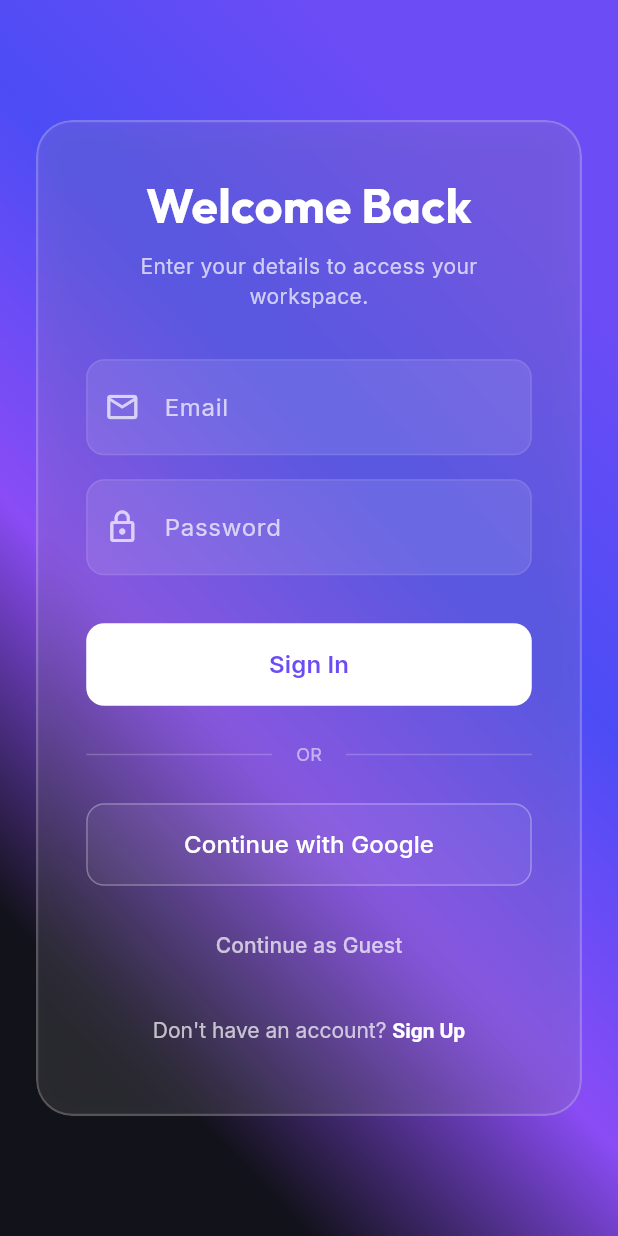
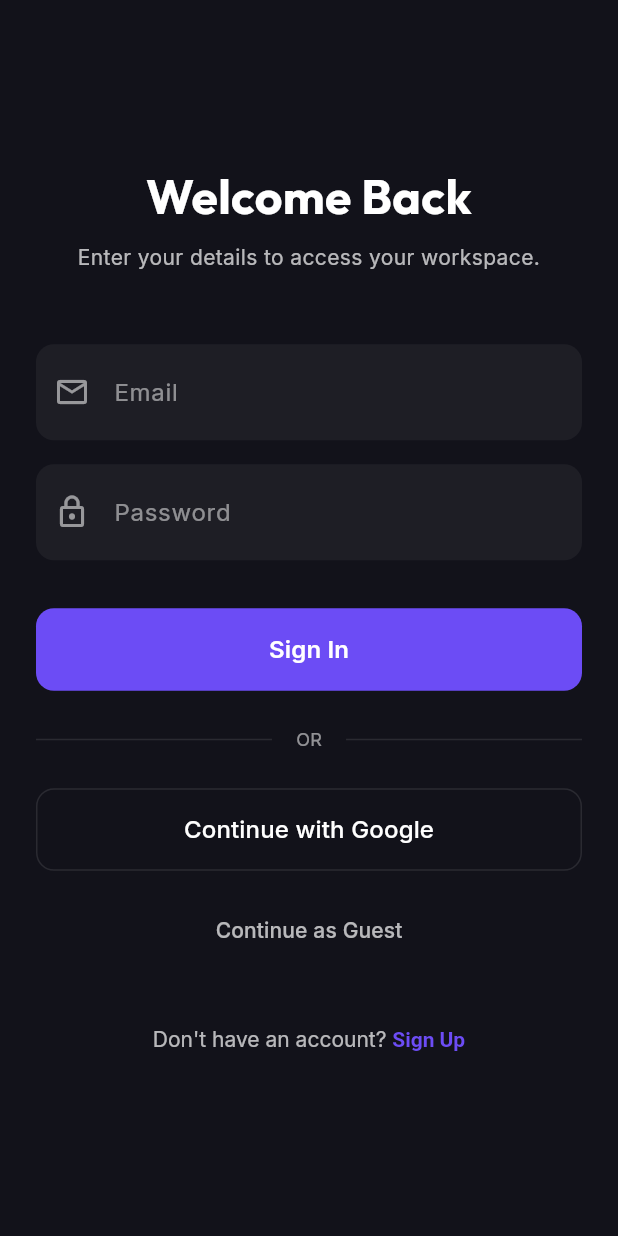
Before and after one commit to sangheonkimme/simple_note_app, a Flutter app: the AuthScreen screen opened directly, after a tap on "Continue with Google", on a phone screen of 412 x 824 dp. Run offline on Flutter 3.47's test engine with Material 3 defaults, Android fonts, the phone set to English and light mode, and no system bars; our stand-ins replace firebase_analytics, firebase_core, firebase_crashlytics, flutter_native_splash, flutter_riverpod, flutter_secure_storage and 6 more; accounts and stored records are empty; generated files the repository leaves out were written again.

Commit message:
feat : 첫 화면 오프라인으로 시작

```diff
--- a/lib/main.dart
+++ b/lib/main.dart
@@ -12,7 +12,6 @@ import 'package:novita/src/features/common/presentation/app_theme.dart';
 import 'package:novita/src/features/scaffold/main_scaffold.dart';
 import 'package:firebase_crashlytics/firebase_crashlytics.dart';
 import 'package:novita/src/features/auth/data/auth_provider.dart';
-import 'package:novita/src/features/auth/presentation/auth_screen.dart';
 
 Future<void> main() async {
   WidgetsBinding widgetsBinding = WidgetsFlutterBinding.ensureInitialized();
@@ -66,11 +65,7 @@ class MyApp extends ConsumerWidget {
       theme: AppTheme.light(),
       darkTheme: AppTheme.dark(),
       themeMode: ThemeMode.system,
-      home: authState.when(
-        data: (isLoggedIn) => isLoggedIn ? const MainScaffold() : const AuthScreen(),
-        error: (err, stack) => const AuthScreen(), // Fallback to auth screen on error
-        loading: () => const SizedBox.shrink(), // Keep splash screen or show loader
-      ),
+      home: const MainScaffold(),
     );
   }
 }
--- a/lib/src/features/auth/data/auth_provider.dart
+++ b/lib/src/features/auth/data/auth_provider.dart
@@ -1,15 +1,16 @@
 import 'package:flutter_riverpod/flutter_riverpod.dart';
 import 'package:novita/src/features/auth/data/auth_repository.dart';
+import 'package:novita/src/features/auth/domain/user_model.dart';
 
 final authRepositoryProvider = Provider<AuthRepository>((ref) {
   return MockAuthRepository();
 });
 
-final authStateProvider = StateNotifierProvider<AuthController, AsyncValue<bool>>((ref) {
+final authStateProvider = StateNotifierProvider<AuthController, AsyncValue<User?>>((ref) {
   return AuthController(ref.watch(authRepositoryProvider));
 });
 
-class AuthController extends StateNotifier<AsyncValue<bool>> {
+class AuthController extends StateNotifier<AsyncValue<User?>> {
   final AuthRepository _repository;
 
   AuthController(this._repository) : super(const AsyncValue.loading()) {
@@ -19,8 +20,8 @@ class AuthController extends StateNotifier<AsyncValue<bool>> {
   Future<void> checkAuth() async {
     state = const AsyncValue.loading();
     try {
-      final isLoggedIn = await _repository.checkAuth();
-      state = AsyncValue.data(isLoggedIn);
+      final user = await _repository.checkAuth();
+      state = AsyncValue.data(user);
     } catch (e, st) {
       state = AsyncValue.error(e, st);
     }
@@ -30,7 +31,7 @@ class AuthController extends StateNotifier<AsyncValue<bool>> {
     state = const AsyncValue.loading();
     try {
       await _repository.login(email, password);
-      state = const AsyncValue.data(true);
+      await checkAuth();
     } catch (e, st) {
       state = AsyncValue.error(e, st);
     }
@@ -40,7 +41,7 @@ class AuthController extends StateNotifier<AsyncValue<bool>> {
     state = const AsyncValue.loading();
     try {
       await _repository.register(email, password, nickname);
-      state = const AsyncValue.data(true);
+      await checkAuth();
     } catch (e, st) {
       state = AsyncValue.error(e, st);
     }
@@ -50,9 +51,7 @@ class AuthController extends StateNotifier<AsyncValue<bool>> {
     state = const AsyncValue.loading();
     try {
       await _repository.googleLogin();
-      // Check auth again to verify token was saved
-      final isLoggedIn = await _repository.checkAuth();
-      state = AsyncValue.data(isLoggedIn);
+      await checkAuth();
     } catch (e, st) {
       state = AsyncValue.error(e, st);
     }
@@ -62,7 +61,7 @@ class AuthController extends StateNotifier<AsyncValue<bool>> {
     state = const AsyncValue.loading();
     try {
       await _repository.logout();
-      state = const AsyncValue.data(false);
+      state = const AsyncValue.data(null);
     } catch (e, st) {
       state = AsyncValue.error(e, st);
     }
@@ -72,7 +71,10 @@ class AuthController extends StateNotifier<AsyncValue<bool>> {
     state = const AsyncValue.loading();
     try {
       await _repository.loginAsGuest();
-      state = const AsyncValue.data(true);
+      // Guest is treated as null user for now, or we can create a guest user object
+      // If we want to navigate to Home, we just need to stop loading.
+      // But since Home is always visible, this just updates the state.
+      state = const AsyncValue.data(null);
     } catch (e, st) {
       state = AsyncValue.error(e, st);
     }
--- a/lib/src/features/auth/data/auth_repository.dart
+++ b/lib/src/features/auth/data/auth_repository.dart
@@ -1,12 +1,14 @@
+import 'dart:convert';
 import 'package:flutter_secure_storage/flutter_secure_storage.dart';
 import 'package:google_sign_in/google_sign_in.dart';
+import 'package:novita/src/features/auth/domain/user_model.dart';
 
 abstract class AuthRepository {
   Future<void> login(String email, String password);
   Future<void> register(String email, String password, String nickname);
   Future<void> googleLogin();
   Future<void> logout();
-  Future<bool> checkAuth();
+  Future<User?> checkAuth();
   Future<void> loginAsGuest();
   Future<bool> isGuest();
 }
@@ -18,15 +20,25 @@ class MockAuthRepository implements AuthRepository {
   @override
   Future<void> login(String email, String password) async {
     await Future.delayed(const Duration(seconds: 1)); // Simulate network delay
-    // Mock success
-    await _storage.write(key: 'access_token', value: 'mock_token');
+    // Mock success - Create a mock user
+    final user = User(
+      id: 'mock_user_id',
+      email: email,
+      displayName: 'Mock User',
+    );
+    await _saveUser(user);
   }
 
   @override
   Future<void> register(String email, String password, String nickname) async {
     await Future.delayed(const Duration(seconds: 1));
     // Mock success
-    await _storage.write(key: 'access_token', value: 'mock_token');
+    final user = User(
+      id: 'mock_user_id',
+      email: email,
+      displayName: nickname,
+    );
+    await _saveUser(user);
   }
 
   @override
@@ -38,8 +50,14 @@ class MockAuthRepository implements AuthRepository {
       // In real app: Get auth headers and send to backend
       // final GoogleSignInAuthentication googleAuth = await googleUser.authentication;
 
-      await Future.delayed(const Duration(seconds: 1));
-      await _storage.write(key: 'access_token', value: 'mock_google_token');
+      final user = User(
+        id: googleUser.id,
+        email: googleUser.email,
+        displayName: googleUser.displayName,
+        photoURL: googleUser.photoUrl,
+      );
+
+      await _saveUser(user);
     } catch (error) {
       rethrow;
     }
@@ -47,14 +65,21 @@ class MockAuthRepository implements AuthRepository {
 
   @override
   Future<void> logout() async {
-    await _storage.delete(key: 'access_token');
+    await _storage.delete(key: 'user_data');
     await _googleSignIn.signOut();
   }
 
   @override
-  Future<bool> checkAuth() async {
-    final token = await _storage.read(key: 'access_token');
-    return token != null;
+  Future<User?> checkAuth() async {
+    final userData = await _storage.read(key: 'user_data');
+    if (userData != null) {
+      try {
+        return User.fromJson(jsonDecode(userData));
+      } catch (e) {
+        return null;
+      }
+    }
+    return null;
   }
 
   @override
@@ -67,4 +92,8 @@ class MockAuthRepository implements AuthRepository {
     final token = await _storage.read(key: 'access_token');
     return token == 'guest_token';
   }
+
+  Future<void> _saveUser(User user) async {
+    await _storage.write(key: 'user_data', value: jsonEncode(user.toJson()));
+  }
 }
--- a/lib/src/features/auth/presentation/auth_screen.dart
+++ b/lib/src/features/auth/presentation/auth_screen.dart
@@ -1,9 +1,7 @@
-import 'dart:ui';
 import 'package:flutter/material.dart';
 import 'package:flutter_riverpod/flutter_riverpod.dart';
 import 'package:google_fonts/google_fonts.dart';
 import 'package:novita/src/features/auth/data/auth_provider.dart';
-import 'package:novita/src/features/common/presentation/animated_gradient_background.dart';
 
 class AuthScreen extends ConsumerStatefulWidget {
   const AuthScreen({super.key});
@@ -48,37 +46,12 @@ class _AuthScreenState extends ConsumerState<AuthScreen> {
     final isLoading = authState is AsyncLoading;
 
     return Scaffold(
-      body: Stack(
-        children: [
-          // 1. Animated Gradient Background
-          const AnimatedGradientBackground(),
-
-          // 2. Glassmorphism Container
-          Center(
+      backgroundColor: const Color(0xFF12121A), // Solid premium dark background
+      body: Center(
         child: SingleChildScrollView(
           padding: const EdgeInsets.all(24),
-              child: ClipRRect(
-                borderRadius: BorderRadius.circular(24),
-                child: BackdropFilter(
-                  filter: ImageFilter.blur(sigmaX: 20, sigmaY: 20),
           child: Container(
             constraints: const BoxConstraints(maxWidth: 400),
-                    padding: const EdgeInsets.all(32),
-                    decoration: BoxDecoration(
-                      color: Colors.white.withValues(alpha: 0.1),
-                      borderRadius: BorderRadius.circular(24),
-                      border: Border.all(
-                        color: Colors.white.withValues(alpha: 0.2),
-                        width: 1.5,
-                      ),
-                      boxShadow: [
-                        BoxShadow(
-                          color: Colors.black.withValues(alpha: 0.1),
-                          blurRadius: 20,
-                          spreadRadius: 5,
-                        ),
-                      ],
-                    ),
             child: Form(
               key: _formKey,
               child: Column(
@@ -106,11 +79,11 @@ class _AuthScreenState extends ConsumerState<AuthScreen> {
                     ),
                     textAlign: TextAlign.center,
                   ),
-                          const SizedBox(height: 32),
+                  const SizedBox(height: 48),
 
                   // Fields
                   if (!_isLogin) ...[
-                            _GlassTextField(
+                    _SimpleTextField(
                       controller: _nicknameController,
                       label: 'Nickname',
                       icon: Icons.person_outline,
@@ -120,7 +93,7 @@ class _AuthScreenState extends ConsumerState<AuthScreen> {
                     ),
                     const SizedBox(height: 16),
                   ],
-                          _GlassTextField(
+                  _SimpleTextField(
                     controller: _emailController,
                     label: 'Email',
                     icon: Icons.email_outlined,
@@ -129,7 +102,7 @@ class _AuthScreenState extends ConsumerState<AuthScreen> {
                         : null,
                   ),
                   const SizedBox(height: 16),
-                          _GlassTextField(
+                  _SimpleTextField(
                     controller: _passwordController,
                     label: 'Password',
                     icon: Icons.lock_outline,
@@ -144,8 +117,8 @@ class _AuthScreenState extends ConsumerState<AuthScreen> {
                   ElevatedButton(
                     onPressed: isLoading ? null : _submit,
                     style: ElevatedButton.styleFrom(
-                              backgroundColor: Colors.white,
-                              foregroundColor: const Color(0xFF6C4CF5),
+                      backgroundColor: const Color(0xFF6C4CF5),
+                      foregroundColor: Colors.white,
                       padding: const EdgeInsets.symmetric(vertical: 16),
                       shape: RoundedRectangleBorder(
                         borderRadius: BorderRadius.circular(12),
@@ -158,6 +131,7 @@ class _AuthScreenState extends ConsumerState<AuthScreen> {
                             width: 20,
                             child: CircularProgressIndicator(
                               strokeWidth: 2,
+                              color: Colors.white,
                             ),
                           )
                         : Text(
@@ -174,7 +148,7 @@ class _AuthScreenState extends ConsumerState<AuthScreen> {
                   Row(
                     children: [
                       Expanded(
-                                child: Divider(color: Colors.white.withValues(alpha: 0.2)),
+                        child: Divider(color: Colors.white.withValues(alpha: 0.1)),
                       ),
                       Padding(
                         padding: const EdgeInsets.symmetric(horizontal: 16),
@@ -187,7 +161,7 @@ class _AuthScreenState extends ConsumerState<AuthScreen> {
                         ),
                       ),
                       Expanded(
-                                child: Divider(color: Colors.white.withValues(alpha: 0.2)),
+                        child: Divider(color: Colors.white.withValues(alpha: 0.1)),
                       ),
                     ],
                   ),
@@ -219,7 +193,7 @@ class _AuthScreenState extends ConsumerState<AuthScreen> {
                       ),
                     ),
                   ),
-                          const SizedBox(height: 8),
+                  const SizedBox(height: 24),
 
                   // Switch Mode
                   TextButton(
@@ -239,7 +213,7 @@ class _AuthScreenState extends ConsumerState<AuthScreen> {
                           TextSpan(
                             text: _isLogin ? 'Sign Up' : 'Sign In',
                             style: const TextStyle(
-                                      color: Colors.white,
+                              color: Color(0xFF6C4CF5),
                               fontWeight: FontWeight.bold,
                             ),
                           ),
@@ -253,22 +227,18 @@ class _AuthScreenState extends ConsumerState<AuthScreen> {
           ),
         ),
       ),
-            ),
-          ),
-        ],
-      ),
     );
   }
 }
 
-class _GlassTextField extends StatelessWidget {
+class _SimpleTextField extends StatelessWidget {
   final TextEditingController controller;
   final String label;
   final IconData icon;
   final bool isPassword;
   final String? Function(String?)? validator;
 
-  const _GlassTextField({
+  const _SimpleTextField({
     required this.controller,
     required this.label,
     required this.icon,
@@ -285,21 +255,21 @@ class _GlassTextField extends StatelessWidget {
       style: const TextStyle(color: Colors.white),
       decoration: InputDecoration(
         labelText: label,
-        labelStyle: TextStyle(color: Colors.white.withValues(alpha: 0.7)),
-        prefixIcon: Icon(icon, color: Colors.white70),
+        labelStyle: TextStyle(color: Colors.white.withValues(alpha: 0.5)),
+        prefixIcon: Icon(icon, color: Colors.white54),
         filled: true,
-        fillColor: Colors.white.withValues(alpha: 0.1),
+        fillColor: Colors.white.withValues(alpha: 0.05),
         border: OutlineInputBorder(
           borderRadius: BorderRadius.circular(12),
           borderSide: BorderSide.none,
         ),
         enabledBorder: OutlineInputBorder(
           borderRadius: BorderRadius.circular(12),
-          borderSide: BorderSide(color: Colors.white.withValues(alpha: 0.1)),
+          borderSide: BorderSide.none,
         ),
         focusedBorder: OutlineInputBorder(
           borderRadius: BorderRadius.circular(12),
-          borderSide: const BorderSide(color: Colors.white, width: 1.5),
+          borderSide: const BorderSide(color: Color(0xFF6C4CF5), width: 1.5),
         ),
         errorStyle: const TextStyle(color: Color(0xFFFF8A80)),
       ),
@@ -324,11 +294,11 @@ class _SocialButton extends StatelessWidget {
       onPressed: onPressed,
       style: OutlinedButton.styleFrom(
         padding: const EdgeInsets.symmetric(vertical: 16),
-        side: BorderSide(color: Colors.white.withValues(alpha: 0.3)),
+        side: BorderSide(color: Colors.white.withValues(alpha: 0.1)),
         shape: RoundedRectangleBorder(
           borderRadius: BorderRadius.circular(12),
         ),
-        backgroundColor: Colors.white.withValues(alpha: 0.05),
+        backgroundColor: Colors.transparent,
       ),
       child: Row(
         mainAxisAlignment: MainAxisAlignment.center,
--- a/lib/src/features/common/presentation/animated_gradient_background.dart
+++ /dev/null
@@ -1,92 +0,0 @@
-import 'package:flutter/material.dart';
-
-class AnimatedGradientBackground extends StatefulWidget {
-  const AnimatedGradientBackground({super.key});
-
-  @override
-  State<AnimatedGradientBackground> createState() =>
-      _AnimatedGradientBackgroundState();
-}
-
-class _AnimatedGradientBackgroundState extends State<AnimatedGradientBackground>
-    with SingleTickerProviderStateMixin {
-  late AnimationController _controller;
-  late Animation<Alignment> _topAlignmentAnimation;
-  late Animation<Alignment> _bottomAlignmentAnimation;
-
-  @override
-  void initState() {
-    super.initState();
-    _controller = AnimationController(
-      vsync: this,
-      duration: const Duration(seconds: 10),
-    )..repeat(reverse: true);
-
-    _topAlignmentAnimation = TweenSequence<Alignment>([
-      TweenSequenceItem(
-        tween: Tween(begin: Alignment.topLeft, end: Alignment.topRight),
-        weight: 1,
-      ),
-      TweenSequenceItem(
-        tween: Tween(begin: Alignment.topRight, end: Alignment.bottomRight),
-        weight: 1,
-      ),
-      TweenSequenceItem(
-        tween: Tween(begin: Alignment.bottomRight, end: Alignment.bottomLeft),
-        weight: 1,
-      ),
-      TweenSequenceItem(
-        tween: Tween(begin: Alignment.bottomLeft, end: Alignment.topLeft),
-        weight: 1,
-      ),
-    ]).animate(_controller);
-
-    _bottomAlignmentAnimation = TweenSequence<Alignment>([
-      TweenSequenceItem(
-        tween: Tween(begin: Alignment.bottomRight, end: Alignment.bottomLeft),
-        weight: 1,
-      ),
-      TweenSequenceItem(
-        tween: Tween(begin: Alignment.bottomLeft, end: Alignment.topLeft),
-        weight: 1,
-      ),
-      TweenSequenceItem(
-        tween: Tween(begin: Alignment.topLeft, end: Alignment.topRight),
-        weight: 1,
-      ),
-      TweenSequenceItem(
-        tween: Tween(begin: Alignment.topRight, end: Alignment.bottomRight),
-        weight: 1,
-      ),
-    ]).animate(_controller);
-  }
-
-  @override
-  void dispose() {
-    _controller.dispose();
-    super.dispose();
-  }
-
-  @override
-  Widget build(BuildContext context) {
-    return AnimatedBuilder(
-      animation: _controller,
-      builder: (context, _) {
-        return Container(
-          decoration: BoxDecoration(
-            gradient: LinearGradient(
-              colors: const [
-                Color(0xFF6C4CF5), // Primary Purple
-                Color(0xFF4C4CF5), // Deep Blue-Purple
-                Color(0xFF8A4CF5), // Lighter Purple
-                Color(0xFF12121A), // Dark Background
-              ],
-              begin: _topAlignmentAnimation.value,
-              end: _bottomAlignmentAnimation.value,
-            ),
-          ),
-        );
-      },
-    );
-  }
-}
--- a/lib/src/features/notes/presentation/home_screen.dart
+++ b/lib/src/features/notes/presentation/home_screen.dart
@@ -3,6 +3,8 @@ import 'package:flutter_riverpod/flutter_riverpod.dart';
 import 'package:novita/src/data/models/folder.dart';
 import 'package:novita/src/data/models/note.dart';
 import 'package:novita/src/data/providers.dart';
+import 'package:novita/src/features/auth/presentation/auth_screen.dart';
+import 'package:novita/src/features/auth/data/auth_provider.dart';
 import 'package:novita/src/features/notes/presentation/folder_notes_screen.dart';
 import 'package:novita/src/features/notes/presentation/note_editor_screen.dart';
 import 'package:flutter_staggered_grid_view/flutter_staggered_grid_view.dart';
@@ -123,11 +125,15 @@ class HomeScreen extends ConsumerWidget {
   }
 }
 
-class _HomeHeader extends StatelessWidget {
+class _HomeHeader extends ConsumerWidget {
   const _HomeHeader();
 
   @override
-  Widget build(BuildContext context) {
+  Widget build(BuildContext context, WidgetRef ref) {
+    final authState = ref.watch(authStateProvider);
+    final user = authState.value;
+    final isLoggedIn = user != null;
+
     return Row(
       children: [
         Expanded(
@@ -161,10 +167,60 @@ class _HomeHeader extends StatelessWidget {
           ),
         ),
         const SizedBox(width: 12),
-        CircleAvatar(
-          radius: 24,
-          backgroundImage: const NetworkImage('https://i.pravatar.cc/150?img=68'),
-          backgroundColor: Theme.of(context).colorScheme.primaryContainer,
+        GestureDetector(
+          onTap: () {
+            if (isLoggedIn) {
+              // Show user info and sign out option
+              showDialog(
+                context: context,
+                builder: (context) => AlertDialog(
+                  title: const Text('User Profile'),
+                  content: Column(
+                    mainAxisSize: MainAxisSize.min,
+                    crossAxisAlignment: CrossAxisAlignment.start,
+                    children: [
+                      Text('Email: ${user.email ?? "Guest"}'),
+                      if (user.displayName != null)
+                        Text('Name: ${user.displayName}'),
+                    ],
+                  ),
+                  actions: [
+                    TextButton(
+                      onPressed: () => Navigator.pop(context),
+                      child: const Text('Close'),
+                    ),
+                    TextButton(
+                      onPressed: () {
+                        ref.read(authStateProvider.notifier).logout();
+                        Navigator.pop(context);
+                      },
+                      style: TextButton.styleFrom(foregroundColor: Colors.red),
+                      child: const Text('Sign Out'),
+                    ),
+                  ],
+                ),
+              );
+            } else {
+              // Navigate to Auth Screen
+              Navigator.push(
+                context,
+                MaterialPageRoute(builder: (context) => const AuthScreen()),
+              );
+            }
+          },
+          child: CircleAvatar(
+            radius: 24,
+            backgroundImage: isLoggedIn && user.photoURL != null
+                ? NetworkImage(user.photoURL!)
+                : null,
+            backgroundColor: Theme.of(context).colorScheme.primaryContainer,
+            child: isLoggedIn && user.photoURL != null
+                ? null
+                : Icon(
+                    Icons.person_outline,
+                    color: Theme.of(context).colorScheme.onPrimaryContainer,
+                  ),
+          ),
         ),
       ],
     );
```
Also changed, not shown: lib/src/features/auth/domain/user_model.dart (added, +31 -0 lines), pubspec.lock. Lines whose indentation alone changed are shown as unchanged.
